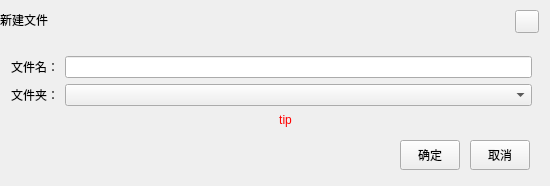
First picture: the form in ChainIDE/popwidget/NewFileDialog.ui, repository HcashOrg/HX-IDE, before the edit.
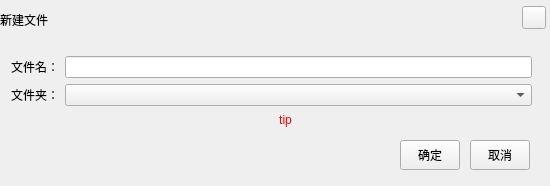
Second picture: the form after the edit.

```diff
--- a/ChainIDE/popwidget/NewFileDialog.ui
+++ b/ChainIDE/popwidget/NewFileDialog.ui
@@ -29,8 +29,8 @@
   <widget class="QToolButton" name="closeBtn">
    <property name="geometry">
     <rect>
-     <x>515</x>
-     <y>10</y>
+     <x>522</x>
+     <y>6</y>
      <width>24</width>
      <height>23</height>
     </rect>
```
